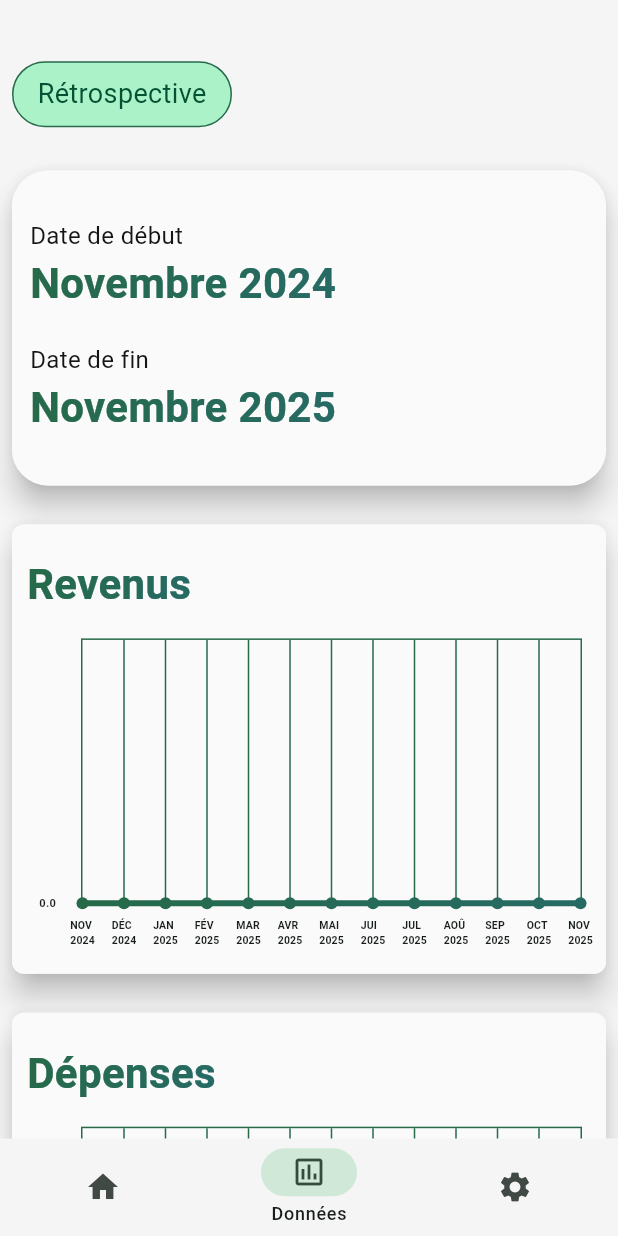
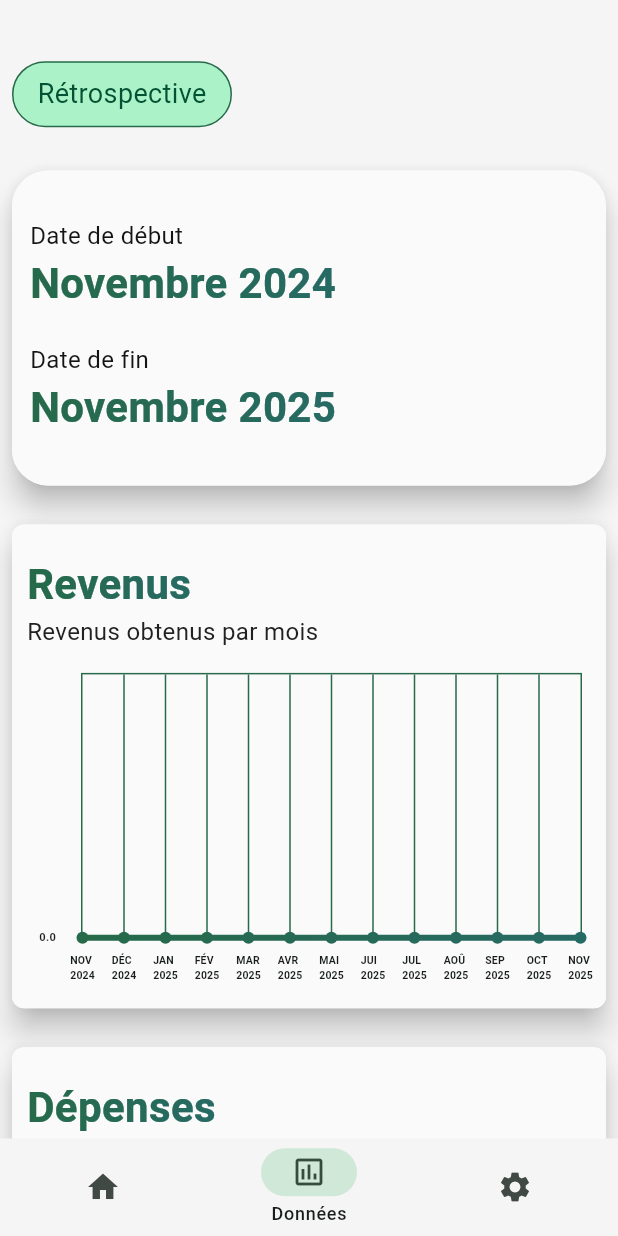
Before and after one commit to SylaneCpn/pense, a Flutter app: the screen it shows after launch, item 2 of the bottom bar chosen, on a phone screen of 412 x 824 dp. Run offline on Flutter 3.47's test engine with Material 3 defaults, Android fonts, the phone set to English and light mode, and no system bars; drawn by our look-alikes of dynamic_color, fl_chart.

Commit message:
bit of refactoring

```diff
--- /dev/null
+++ b/lib/logic/chart_type.dart
@@ -0,0 +1,21 @@
+enum ChartType {
+  income,
+  expense,
+  diff;
+
+  String title() {
+    return switch (this) {
+      ChartType.expense => "Dépenses",
+      ChartType.income => "Revenus",
+      ChartType.diff => "Epargne",
+    };
+  }
+
+  String subtitle() {
+    return switch (this) {
+      ChartType.expense => "Somme dépensée par mois",
+      ChartType.income => "Revenus obtenus par mois",
+      ChartType.diff => "Somme épargnée par mois",
+    };
+  }
+}
--- a/lib/logic/record.dart
+++ b/lib/logic/record.dart
@@ -6,6 +6,7 @@ import 'dart:isolate';
 import 'package:flutter/foundation.dart';
 import 'package:path_provider/path_provider.dart';
 import 'package:pense/logic/category_type.dart';
+import 'package:pense/logic/chart_type.dart';
 import 'package:pense/logic/date_range.dart';
 import 'package:pense/logic/month.dart';
 
@@ -207,6 +208,14 @@ class RecordElement implements Comparable<RecordElement> {
     };
   }
 
+  int totalFromChartType(ChartType type) {
+    return switch (type) {
+      ChartType.expense => totalExpense(),
+      ChartType.income => totalIncome(),
+      ChartType.diff => totalElement()
+    };
+  }
+
   int totalElement() {
     return totalIncome() - totalExpense();
   }
--- a/lib/ui/data_page/retrospect.dart
+++ b/lib/ui/data_page/retrospect.dart
@@ -2,12 +2,12 @@ import 'dart:collection';
 
 import 'package:flutter/material.dart';
 import 'package:pense/logic/app_state.dart';
-import 'package:pense/logic/category_type.dart';
+import 'package:pense/logic/chart_type.dart';
 import 'package:pense/logic/date_range.dart';
 import 'package:pense/logic/month.dart';
 import 'package:pense/logic/record.dart';
 import 'package:pense/ui/data_page/retrospect/invalid_range.dart';
-import 'package:pense/ui/data_page/retrospect/retrospect_line_chart.dart';
+import 'package:pense/ui/data_page/retrospect/retrospect_element.dart';
 import 'package:pense/ui/processing_placeholder.dart';
 import 'package:pense/ui/utils/date_selector.dart';
 import 'package:pense/ui/utils/elevated_container.dart';
@@ -140,16 +140,16 @@ class RetrospectLoaded extends StatelessWidget {
           ),
         ),
         if (data.isNotEmpty) ...[
-          RetrospectLineChart(
+          RetrospectElement(
             data: data,
             dateRange: dateRange,
-            categoryType: CategoryType.income,
+            lineChartType: ChartType.income,
           ),
 
-          RetrospectLineChart(
+          RetrospectElement(
             data: data,
             dateRange: dateRange,
-            categoryType: CategoryType.expense,
+            lineChartType: ChartType.expense,
           ),
         ],
 
--- /dev/null
+++ b/lib/ui/data_page/retrospect/retrospect_element.dart
@@ -0,0 +1,52 @@
+import 'package:flutter/material.dart';
+import 'package:pense/logic/app_state.dart';
+import 'package:pense/logic/chart_type.dart';
+import 'package:pense/logic/date_range.dart';
+import 'package:pense/logic/record.dart';
+import 'package:pense/ui/data_page/retrospect/retrospect_line_chart.dart';
+import 'package:pense/ui/utils/elevated_container.dart';
+import 'package:provider/provider.dart';
+
+class RetrospectElement extends StatelessWidget {
+  final List<RecordElement?> data;
+  final DateRange dateRange;
+  final ChartType lineChartType;
+
+  const RetrospectElement({
+    super.key,
+    required this.data,
+    required this.dateRange,
+    required this.lineChartType,
+  });
+
+  @override
+  Widget build(BuildContext context) {
+    final appState = context.watch<AppState>();
+    return Padding(
+      padding: const EdgeInsetsGeometry.all(8.0),
+      child: ElevatedContainer(
+        decoration: BoxDecoration(
+          color: appState.lessContrastBackgroundColor(),
+        ),
+        borderRadius: BorderRadius.circular(8.0),
+        child: LayoutBuilder(
+          builder: (context,constraints) {
+
+            final ratio = switch (constraints.maxWidth) {
+              < 500.0 => 1.7,
+              < 800.0 => 2.1,
+              _ => 2.9
+            };
+
+            return RetrospectLineChart(
+              data: data,
+              dateRange: dateRange,
+              lineChartType: lineChartType,
+              aspectRatio: ratio,
+            );
+          }
+        ),
+      ),
+    );
+  }
+}
--- a/lib/ui/data_page/retrospect/retrospect_line_chart.dart
+++ b/lib/ui/data_page/retrospect/retrospect_line_chart.dart
@@ -1,52 +1,55 @@
 import 'package:fl_chart/fl_chart.dart';
 import 'package:flutter/material.dart';
 import 'package:pense/logic/app_state.dart';
-import 'package:pense/logic/category_type.dart';
+import 'package:pense/logic/chart_type.dart';
 import 'package:pense/logic/date_range.dart';
 import 'package:pense/logic/month.dart';
 import 'package:pense/logic/record.dart';
 import 'package:pense/logic/utils.dart';
-import 'package:pense/ui/utils/elevated_container.dart';
 import 'package:pense/ui/utils/gradient_title.dart';
 import 'package:pense/ui/utils/port_view.dart';
 import 'package:pense/ui/utils/with_title.dart';
 import 'package:provider/provider.dart';
 import 'package:collection/collection.dart';
 
+
+
 class RetrospectLineChart extends StatelessWidget {
   final List<RecordElement?> data;
   final DateRange dateRange;
-  final CategoryType categoryType;
+  final ChartType lineChartType;
   final double aspectRatio;
 
   const RetrospectLineChart({
     super.key,
     required this.data,
     required this.dateRange,
-    required this.categoryType,
+    required this.lineChartType,
     this.aspectRatio = 1.7,
   });
 
   @override
   Widget build(BuildContext context) {
     final appState = context.watch<AppState>();
-    final title = switch (categoryType) {
-      CategoryType.expense => "Dépenses",
-      CategoryType.income => "Revenus",
-    };
 
-    return Padding(
-      padding: const EdgeInsets.all(8.0),
-      child: ElevatedContainer(
-        decoration: BoxDecoration(
-          color: appState.lessContrastBackgroundColor(),
-        ),
-        borderRadius: BorderRadius.circular(8.0),
-        elevation: 8.0,
-        child: WithTitle(
+    return WithTitle(
       title: Padding(
         padding: const EdgeInsetsGeometry.only(left: 10.0, top: 20.0),
-            child: GradientTitle(label: title),
+        child: Column(
+          crossAxisAlignment: CrossAxisAlignment.start,
+          children: [
+            GradientTitle(label: lineChartType.title()),
+            Text(
+              lineChartType.subtitle(),
+              style: TextStyle(
+                color: appState.onLightBackgroundColor(),
+                fontSize: PortView.slightlyBiggerRegularTextSize(
+                  MediaQuery.widthOf(context),
+                ),
+              ),
+            ),
+          ],
+        ),
       ),
       child: Padding(
         padding: const EdgeInsets.all(8.0),
@@ -55,8 +58,6 @@ class RetrospectLineChart extends StatelessWidget {
           child: Padding(
             padding: const EdgeInsets.all(8.0),
             child: LineChart(buildLineChartData(context, appState)),
-              ),
-            ),
           ),
         ),
       ),
@@ -184,7 +185,7 @@ class RetrospectLineChart extends StatelessWidget {
                 (index, recordElement) => FlSpot(
                   index.toDouble(),
                   recordElement
-                          ?.totalFromCategoryType(categoryType)
+                          ?.totalFromChartType(lineChartType)
                           .toDouble() ??
                       0.0,
                 ),
--- a/lib/ui/main_page/date_banner.dart
+++ b/lib/ui/main_page/date_banner.dart
@@ -4,7 +4,6 @@ import 'package:pense/logic/month.dart';
 import 'package:pense/ui/utils/date_selector.dart';
 import 'package:pense/ui/utils/elevated_container.dart';
 import 'package:pense/ui/utils/gradient_title.dart';
-import 'package:pense/ui/utils/port_view.dart';
 import 'package:provider/provider.dart';
 
 class DateBanner extends StatelessWidget {
--- a/pubspec.yaml
+++ b/pubspec.yaml
@@ -38,6 +38,7 @@ dependencies:
   provider: ^6.1.5+1
   path_provider: ^2.1.5
   fl_chart: ^1.1.0
+  collection: ^1.19.1
 
 dev_dependencies:
   flutter_test:
```
Also changed, not shown: pubspec.lock. Lines whose indentation alone changed are shown as unchanged.
